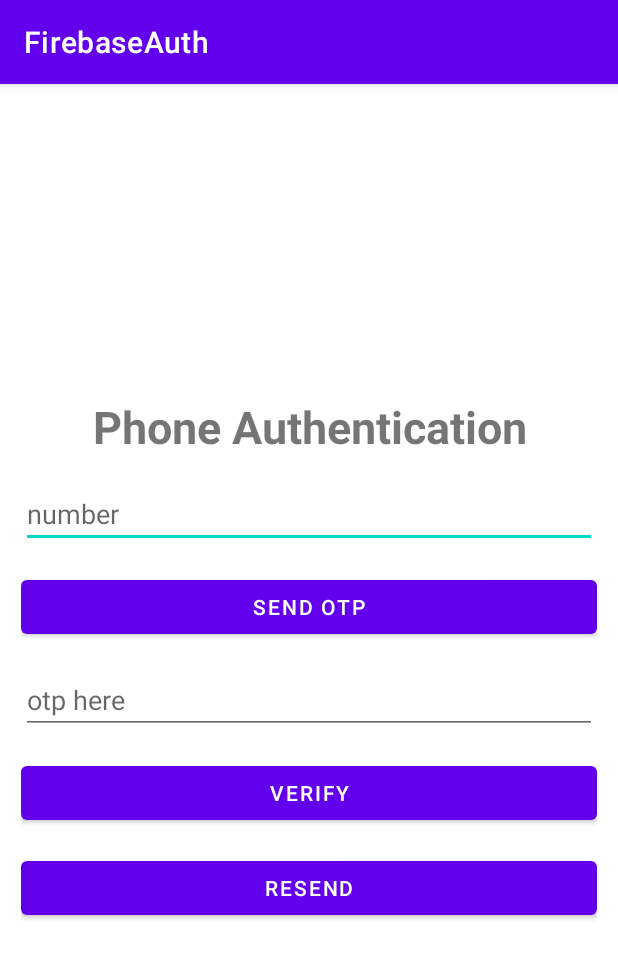
After one commit to AP-Skill-Development-Corporation/AAAD-STP-BATCH-5, an Android app: the PhoneActivity screen opened directly, with no data from a screen before it, on a phone screen of 412 x 824 dp. The commit adds this screen. Shown: the top 958 px of the screen. Run offline under Robolectric (Android 15) with nearby library versions, the phone set to English and light mode, and no system bars; our stand-ins replace Firebase (no records; nobody signed in at launch, a user with empty details on screens opened directly).

Commit message:
06-11-2020

```diff
--- a/FirebaseAuth/app/build.gradle
+++ b/FirebaseAuth/app/build.gradle
@@ -13,7 +13,7 @@ android {
         targetSdkVersion 30
         versionCode 1
         versionName "1.0"
-
+        multiDexEnabled true
         testInstrumentationRunner "androidx.test.runner.AndroidJUnitRunner"
     }
 
@@ -37,6 +37,7 @@ dependencies {
     implementation 'com.google.firebase:firebase-analytics:18.0.0'
     implementation 'com.google.firebase:firebase-auth:20.0.0'
     testImplementation 'junit:junit:4.+'
+    implementation 'androidx.browser:browser:1.2.0'
     implementation 'com.google.android.gms:play-services-auth:18.1.0'
     androidTestImplementation 'androidx.test.ext:junit:1.1.2'
     androidTestImplementation 'androidx.test.espresso:espresso-core:3.3.0'
--- a/FirebaseAuth/app/src/main/java/com/example/firebaseauth/HomeActivity.java
+++ b/FirebaseAuth/app/src/main/java/com/example/firebaseauth/HomeActivity.java
@@ -18,7 +18,7 @@ public class HomeActivity extends AppCompatActivity {
         setContentView(R.layout.activity_home);
         tv = findViewById(R.id.tv);
         auth = FirebaseAuth.getInstance();
-        tv.setText("Welcome "+auth.getCurrentUser().getEmail());
+        tv.setText("Welcome "+auth.getCurrentUser().getDisplayName());
     }
 
     public void signout(View view) {
--- a/FirebaseAuth/app/src/main/java/com/example/firebaseauth/MainActivity.java
+++ b/FirebaseAuth/app/src/main/java/com/example/firebaseauth/MainActivity.java
@@ -149,4 +149,8 @@ public class MainActivity extends AppCompatActivity {
         Intent i = client.getSignInIntent();
         startActivityForResult(i,0);
     }
+
+    public void pauth(View view) {
+        startActivity(new Intent(this,PhoneActivity.class));
+    }
 }
--- a/FirebaseAuth/app/src/main/res/layout/activity_main.xml
+++ b/FirebaseAuth/app/src/main/res/layout/activity_main.xml
@@ -59,6 +59,12 @@
         android:text="Gmail Sign-in"
         android:layout_marginTop="15dp"
         android:onClick="gsign"/>
+    <Button
+        android:layout_width="match_parent"
+        android:layout_height="wrap_content"
+        android:text="Phone Auth"
+        android:layout_marginTop="15dp"
+        android:onClick="pauth"/>
 
 
 </LinearLayout>
--- /dev/null
+++ b/FirebaseAuth/app/src/main/res/layout/activity_phone.xml
@@ -0,0 +1,50 @@
+<?xml version="1.0" encoding="utf-8"?>
+<LinearLayout xmlns:android="http://schemas.android.com/apk/res/android"
+    xmlns:app="http://schemas.android.com/apk/res-auto"
+    xmlns:tools="http://schemas.android.com/tools"
+    android:layout_width="match_parent"
+    android:layout_height="match_parent"
+    android:orientation="vertical"
+    android:padding="14dp"
+    android:gravity="center"
+    tools:context=".PhoneActivity">
+    <TextView
+        android:layout_width="match_parent"
+        android:layout_height="wrap_content"
+        android:text="Phone Authentication"
+        android:textStyle="bold"
+        android:gravity="center"
+        android:textSize="30sp"/>
+    <EditText
+        android:layout_width="match_parent"
+        android:layout_height="wrap_content"
+        android:hint="number"
+        android:id="@+id/number"
+        android:layout_marginTop="15dp"/>
+    <Button
+        android:layout_width="match_parent"
+        android:layout_height="wrap_content"
+        android:text="Send Otp"
+        android:onClick="send"
+        android:layout_marginTop="15dp"/>
+    <EditText
+        android:layout_width="match_parent"
+        android:layout_height="wrap_content"
+        android:hint="otp here"
+        android:id="@+id/otp"
+        android:layout_marginTop="15dp"/>
+    <Button
+        android:layout_width="match_parent"
+        android:layout_height="wrap_content"
+        android:text="Verify"
+        android:onClick="verify"
+        android:layout_marginTop="15dp"/>
+    <Button
+        android:layout_width="match_parent"
+        android:layout_height="wrap_content"
+        android:text="resend"
+        android:onClick="resend"
+        android:layout_marginTop="15dp"/>
+
+
+</LinearLayout>
```
Also changed, not shown: FirebaseAuth/app/src/main/AndroidManifest.xml (+5 -2 lines), FirebaseAuth/app/src/main/java/com/example/firebaseauth/PhoneActivity.java (added, +125 -0 lines).
